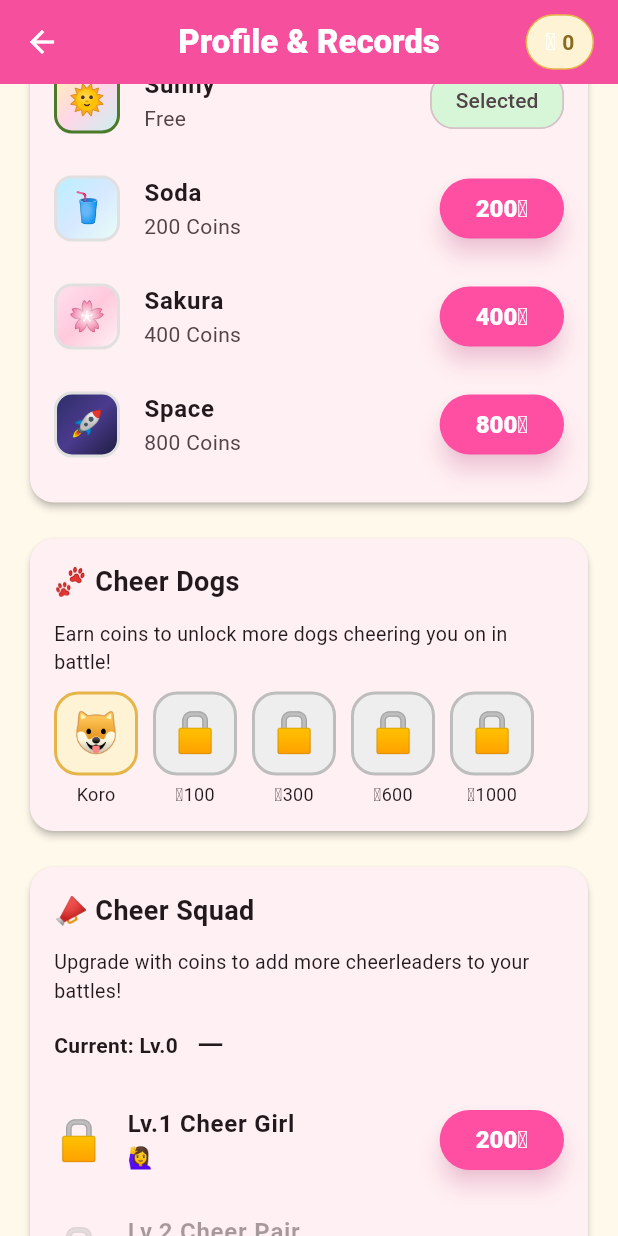
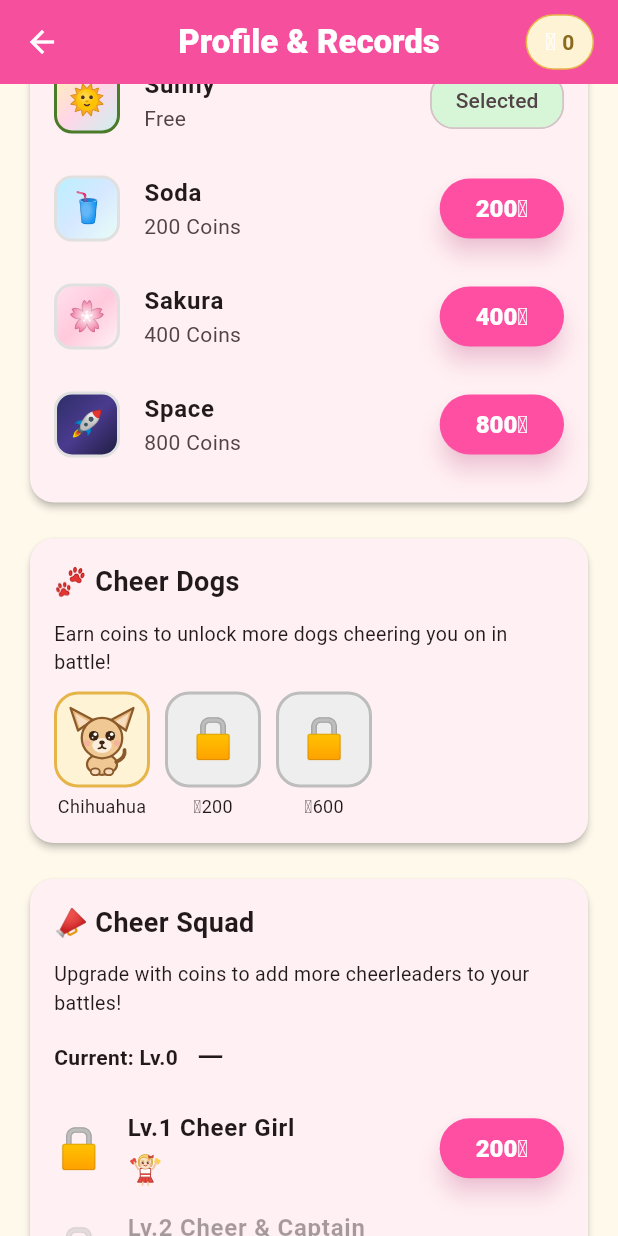
Before and after one commit to toriumib/nanimonjya, a Flutter app: the ProfileScreen screen opened directly, scrolled down 1152 dp, on a phone screen of 412 x 824 dp. Run offline on Flutter 3.47's test engine with Material 3 defaults, Android fonts, the phone set to English and light mode, and no system bars; our stand-ins replace cloud_firestore, cloud_functions, confetti, firebase_auth, firebase_core, flutter_svg and 3 more; accounts and stored records are empty.

Commit message:
v1.1.0+64: 応援キャラを描き下ろしSVGイラスト化
- わんちゃん: チワワ/しばいぬ/コーギーのちびキャラを描き下ろし
  （累計コイン 0/200/600 でアンロック）
- チアガール: 金髪ボブ＋赤リボンのオリジナルキャラ
- 応援団: 青(クール長身)/黄(ニヒル細目)/赤(熱血団長)のハチマキ学ラン三人衆
  （雰囲気オマージュのみの完全オリジナルデザインで著作権に配慮）
- flutter_svg 導入。応援ゾーン/マイページ図鑑/チアカードをイラスト描画に変更
- 足元に動く影を追加してリッチな見た目に

Co-Authored-By: Claude Fable 5 <noreply@anthropic.com>

```diff
--- a/lib/models/cosmetics.dart
+++ b/lib/models/cosmetics.dart
@@ -73,26 +73,27 @@ HomeTheme homeThemeById(String id) =>
     kHomeThemes.firstWhere((t) => t.id == id, orElse: () => kHomeThemes.first);
 
 /// バトル画面に応援に来るわんちゃん。累計コインが増えるほど仲間が増える。
+/// asset は描き下ろしSVGイラストのパス。
 class DogCompanion {
-  final String emoji;
+  final String asset;
   final String nameJa;
   final String nameEn;
   final int requiredLifetimeCoins;
 
   const DogCompanion(
-    this.emoji,
+    this.asset,
     this.nameJa,
     this.nameEn,
     this.requiredLifetimeCoins,
   );
 }
 
+const String _sup = 'assets/images/supporters';
+
 const List<DogCompanion> kDogCompanions = [
-  DogCompanion('🐶', 'コロ', 'Koro', 0),
-  DogCompanion('🐕', 'ハチ', 'Hachi', 100),
-  DogCompanion('🐩', 'モコ', 'Moko', 300),
-  DogCompanion('🦮', 'レオ', 'Leo', 600),
-  DogCompanion('🐕‍🦺', 'タロウ', 'Taro', 1000),
+  DogCompanion('$_sup/dog_chihuahua.svg', 'チワワ', 'Chihuahua', 0),
+  DogCompanion('$_sup/dog_shiba.svg', 'しばいぬ', 'Shiba Inu', 200),
+  DogCompanion('$_sup/dog_corgi.svg', 'コーギー', 'Corgi', 600),
 ];
 
 /// 累計コインでアンロック済みのわんちゃん一覧
@@ -136,7 +137,7 @@ class CheerStage {
   final String nameJa;
   final String nameEn;
   final int upgradeCost; // このレベルに上げるためのコイン
-  final List<String> members; // 応援メンバーの絵文字
+  final List<String> members; // 応援メンバーのイラスト(SVG)パス
 
   const CheerStage({
     required this.level,
@@ -153,21 +154,26 @@ const List<CheerStage> kCheerStages = [
     nameJa: 'チアガール',
     nameEn: 'Cheer Girl',
     upgradeCost: 200,
-    members: ['🙋‍♀️'],
+    members: ['$_sup/cheer_girl.svg'],
   ),
   CheerStage(
     level: 2,
-    nameJa: 'チアペア',
-    nameEn: 'Cheer Pair',
+    nameJa: 'チア＆熱血団長',
+    nameEn: 'Cheer & Captain',
     upgradeCost: 500,
-    members: ['🙋‍♀️', '🙋‍♂️'],
+    members: ['$_sup/cheer_girl.svg', '$_sup/squad_red.svg'],
   ),
   CheerStage(
     level: 3,
     nameJa: '応援団フル編成',
     nameEn: 'Full Cheer Squad',
     upgradeCost: 1000,
-    members: ['🙋‍♀️', '🙋‍♂️', '📣', '🥁'],
+    members: [
+      '$_sup/cheer_girl.svg',
+      '$_sup/squad_blue.svg',
+      '$_sup/squad_yellow.svg',
+      '$_sup/squad_red.svg',
+    ],
   ),
 ];
 
--- a/lib/screens/profile_screen.dart
+++ b/lib/screens/profile_screen.dart
@@ -1,4 +1,5 @@
 import 'package:flutter/material.dart';
+import 'package:flutter_svg/flutter_svg.dart';
 import 'package:url_launcher/url_launcher.dart';
 import '../l10n/meta_strings.dart';
 import '../models/achievement.dart';
@@ -415,8 +416,9 @@ class _ProfileScreenState extends State<ProfileScreen> {
                 mainAxisSize: MainAxisSize.min,
                 children: [
                   Container(
-                    width: 56,
-                    height: 56,
+                    width: 64,
+                    height: 64,
+                    padding: const EdgeInsets.all(4),
                     decoration: BoxDecoration(
                       color: unlocked
                           ? const Color(0xFFFFF3D6)
@@ -430,10 +432,10 @@ class _ProfileScreenState extends State<ProfileScreen> {
                       ),
                     ),
                     child: Center(
-                      child: Text(
-                        unlocked ? d.emoji : '🔒',
-                        style: const TextStyle(fontSize: 26),
-                      ),
+                      child: unlocked
+                          ? SvgPicture.asset(d.asset, width: 50, height: 50)
+                          : const Text('🔒',
+                              style: TextStyle(fontSize: 26)),
                     ),
                   ),
                   const SizedBox(height: 4),
@@ -464,7 +466,7 @@ class _ProfileScreenState extends State<ProfileScreen> {
         children: [
           Text(m.cheerSquadDesc, style: const TextStyle(fontSize: 13)),
           const SizedBox(height: 10),
-          // 現在のメンバー表示
+          // 現在のメンバー表示（イラスト）
           Row(
             children: [
               Text(
@@ -472,12 +474,15 @@ class _ProfileScreenState extends State<ProfileScreen> {
                 style: const TextStyle(fontWeight: FontWeight.bold),
               ),
               const SizedBox(width: 12),
-              Text(
-                p.cheerLevel > 0
-                    ? cheerMembers(p.cheerLevel).join(' ')
-                    : '—',
-                style: const TextStyle(fontSize: 24),
-              ),
+              if (p.cheerLevel > 0)
+                ...cheerMembers(p.cheerLevel).map(
+                  (a) => Padding(
+                    padding: const EdgeInsets.only(right: 4),
+                    child: SvgPicture.asset(a, width: 34, height: 34),
+                  ),
+                )
+              else
+                const Text('—', style: TextStyle(fontSize: 24)),
             ],
           ),
           const SizedBox(height: 10),
@@ -489,15 +494,24 @@ class _ProfileScreenState extends State<ProfileScreen> {
               opacity: owned || isNext ? 1.0 : 0.4,
               child: ListTile(
                 contentPadding: EdgeInsets.zero,
-                leading: Text(
-                  owned ? s.members.last : '🔒',
-                  style: const TextStyle(fontSize: 26),
-                ),
+                leading: owned
+                    ? SvgPicture.asset(s.members.last,
+                        width: 40, height: 40)
+                    : const Text('🔒', style: TextStyle(fontSize: 26)),
                 title: Text(
                   'Lv.${s.level} ${ja ? s.nameJa : s.nameEn}',
                   style: const TextStyle(fontWeight: FontWeight.bold),
                 ),
-                subtitle: Text(s.members.join(' ')),
+                subtitle: Row(
+                  children: s.members
+                      .map((a) => Padding(
+                            padding: const EdgeInsets.only(
+                                right: 3, top: 3),
+                            child: SvgPicture.asset(a,
+                                width: 24, height: 24),
+                          ))
+                      .toList(),
+                ),
                 trailing: owned
                     ? const Icon(Icons.check_circle,
                         color: Color(0xFF4A7A2A))
--- a/pubspec.yaml
+++ b/pubspec.yaml
@@ -2,7 +2,7 @@ name: untitled
 description: A new Flutter project.
 publish_to: 'none'
 
-version: 1.1.0+63
+version: 1.1.0+64
 
 environment:
   sdk: '>=3.8.0 <4.0.0'
@@ -26,6 +26,7 @@ dependencies:
   url_launcher: ^6.3.0  # Buy Me a Coffee のリンクを開くために追加
   shared_preferences: ^2.3.2  # コイン/実績/デイリー等のローカル保存
   confetti: ^0.8.0  # 勝利演出の紙吹雪
+  flutter_svg: ^2.0.10  # 応援キャラのイラスト表示
 
 
 dev_dependencies:
@@ -40,6 +41,7 @@ flutter:
   uses-material-design: true
   assets:
     - assets/images/
+    - assets/images/supporters/
     - assets/audio/
   # ... (他のflutter設定) ...
 
```
Also changed, not shown: lib/widgets/dog_squad.dart (+28 -19 lines), assets/images/supporters/cheer_girl.svg (added), assets/images/supporters/dog_chihuahua.svg (added), assets/images/supporters/dog_corgi.svg (added), assets/images/supporters/dog_shiba.svg (added), assets/images/supporters/squad_blue.svg (added), assets/images/supporters/squad_red.svg (added), assets/images/supporters/squad_yellow.svg (added), pubspec.lock.
